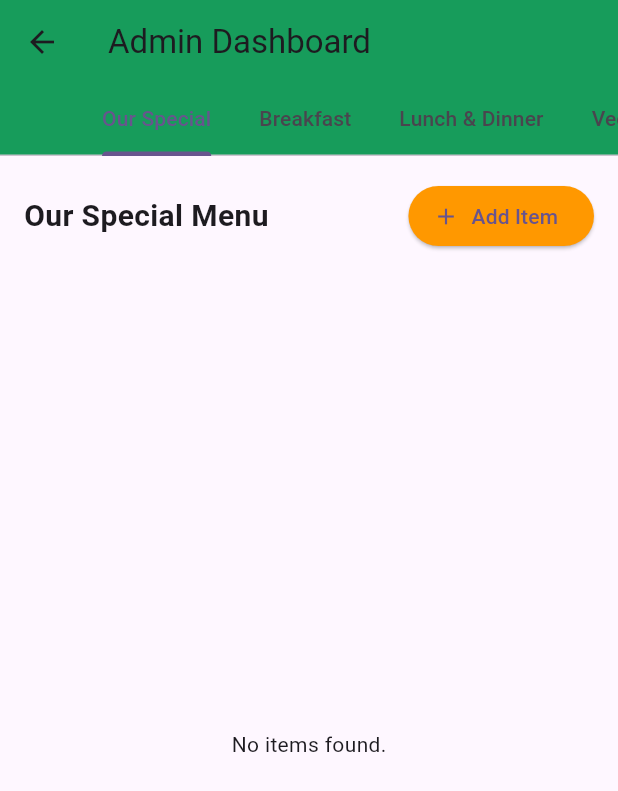
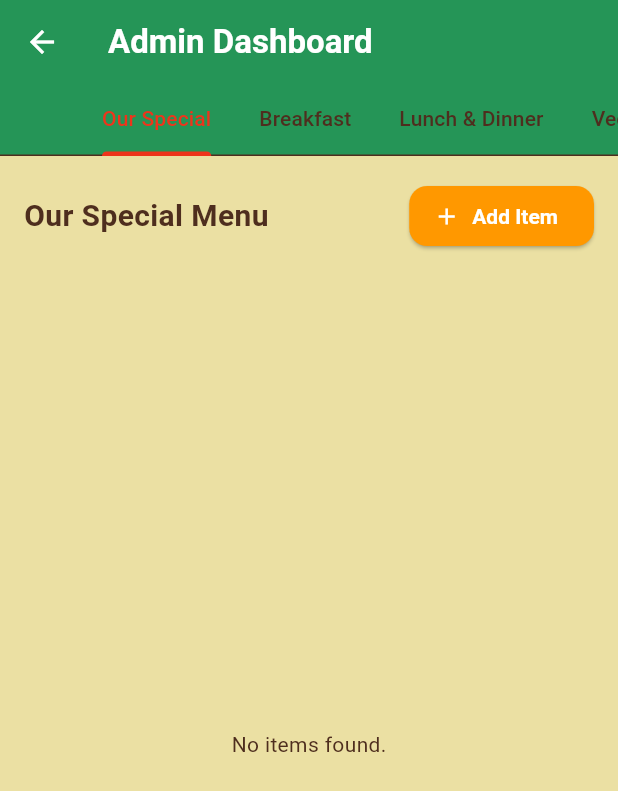
Before and after one commit to samitad2024/Digital_Menu_With_QR_Code, a Flutter app: the screen it shows after launch, after a tap on "Admin", on a phone screen of 412 x 824 dp. Shown: the top 791 px of the screen. Run offline on Flutter 3.47's test engine with Material 3 defaults, Android fonts, the phone set to English and light mode, and no system bars; our stand-ins replace dartz, device_preview, get_it, image_picker, supabase_flutter; accounts and stored records are empty.

Commit message:
fouth version

```diff
--- a/lib/main.dart
+++ b/lib/main.dart
@@ -27,6 +27,27 @@ class MyApp extends StatelessWidget {
 
   @override
   Widget build(BuildContext context) {
+    // Food color palette
+    const Color primaryRed = Color(0xFFEE341B); // #EE341B
+    const Color accentOrange = Color(0xFFFD9C02); // #FD9C02
+    const Color accentYellow = Color.fromRGBO(235, 224, 163, 1); // #FDD813
+    const Color accentGreen = Color(0xFFB6D53C); // #B6D53C
+    const Color darkBrown = Color(0xFF4E2E1E); // for text/icons
+
+    final colorScheme = ColorScheme(
+      brightness: Brightness.light,
+      primary: primaryRed,
+      onPrimary: Colors.white,
+      secondary: accentOrange,
+      onSecondary: Colors.white,
+      error: Colors.red.shade700,
+      onError: Colors.white,
+      background: accentYellow,
+      onBackground: darkBrown,
+      surface: Colors.white,
+      onSurface: darkBrown,
+    );
+
     return MultiProvider(
       providers: [
         ChangeNotifierProvider(create: (_) => di.sl<AdminMenuController>()),
@@ -35,8 +56,71 @@ class MyApp extends StatelessWidget {
       child: MaterialApp(
         title: 'Digital Menu',
         theme: ThemeData(
-          colorScheme: ColorScheme.fromSeed(seedColor: Colors.deepPurple),
+          colorScheme: colorScheme,
           useMaterial3: true,
+          scaffoldBackgroundColor: accentYellow,
+          appBarTheme: AppBarTheme(
+            backgroundColor: primaryRed,
+            foregroundColor: Colors.white,
+            elevation: 2,
+            iconTheme: IconThemeData(color: Colors.white),
+            titleTextStyle: TextStyle(
+              color: Colors.white,
+              fontWeight: FontWeight.bold,
+              fontSize: 22,
+            ),
+          ),
+          elevatedButtonTheme: ElevatedButtonThemeData(
+            style: ElevatedButton.styleFrom(
+              backgroundColor: accentOrange,
+              foregroundColor: Colors.white,
+              textStyle: const TextStyle(fontWeight: FontWeight.bold),
+              shape: RoundedRectangleBorder(
+                borderRadius: BorderRadius.circular(12),
+              ),
+            ),
+          ),
+          textButtonTheme: TextButtonThemeData(
+            style: TextButton.styleFrom(
+              foregroundColor: primaryRed,
+              textStyle: const TextStyle(fontWeight: FontWeight.bold),
+            ),
+          ),
+          floatingActionButtonTheme: FloatingActionButtonThemeData(
+            backgroundColor: accentGreen,
+            foregroundColor: darkBrown,
+          ),
+          cardTheme: CardTheme(
+            color: Colors.white,
+            shadowColor: accentOrange.withOpacity(0.2),
+            elevation: 4,
+            shape: RoundedRectangleBorder(
+              borderRadius: BorderRadius.circular(16),
+            ),
+          ),
+          inputDecorationTheme: InputDecorationTheme(
+            filled: true,
+            fillColor: accentYellow.withOpacity(0.15),
+            border: OutlineInputBorder(
+              borderRadius: BorderRadius.circular(12),
+              borderSide: BorderSide(color: accentOrange),
+            ),
+            focusedBorder: OutlineInputBorder(
+              borderRadius: BorderRadius.circular(12),
+              borderSide: BorderSide(color: primaryRed, width: 2),
+            ),
+            labelStyle: TextStyle(color: darkBrown),
+          ),
+          textTheme: const TextTheme(
+            headlineLarge: TextStyle(
+                color: Color(0xFFEE341B), fontWeight: FontWeight.bold),
+            headlineMedium: TextStyle(
+                color: Color(0xFFFD9C02), fontWeight: FontWeight.bold),
+            titleLarge: TextStyle(
+                color: Color(0xFF4E2E1E), fontWeight: FontWeight.bold),
+            bodyLarge: TextStyle(color: Color(0xFF4E2E1E)),
+            bodyMedium: TextStyle(color: Color(0xFF4E2E1E)),
+          ),
         ),
         onGenerateRoute: AppRouter.generateRoute,
         initialRoute: '/',
```
Also changed, not shown: firebase_dependencies_latest.yaml (deleted, +0 -17 lines), lib/presentation/home/views/menu_item_card.dart (+42 -32 lines), tool/update_menu_image_urls.dart (deleted, +0 -21 lines).
